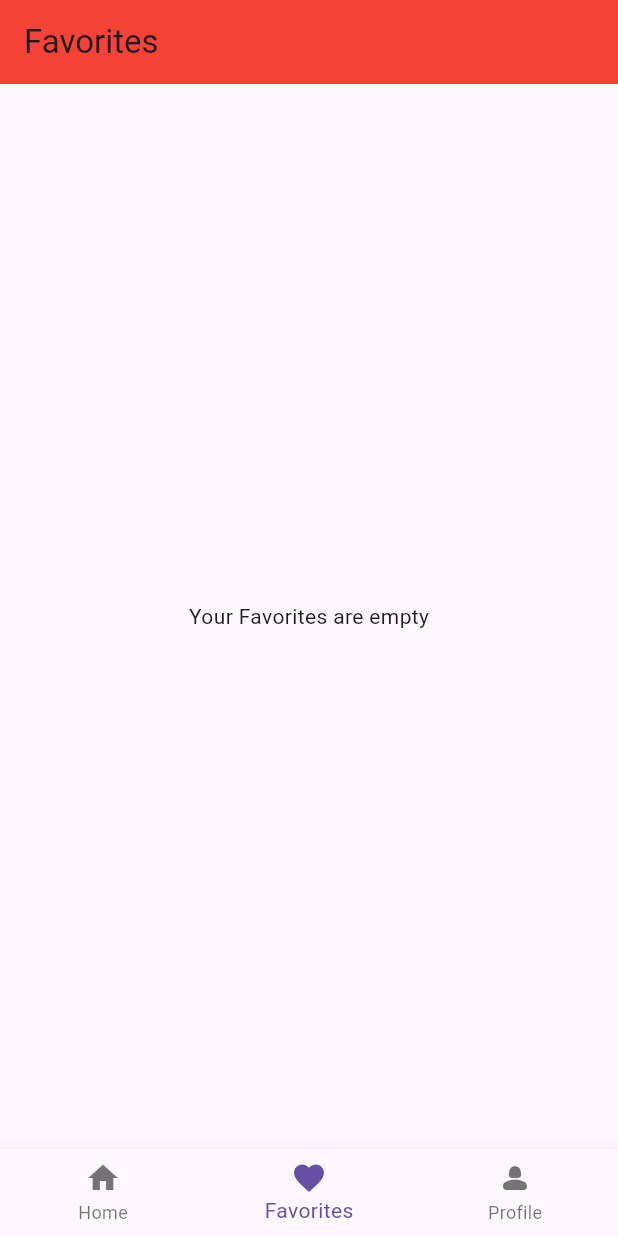
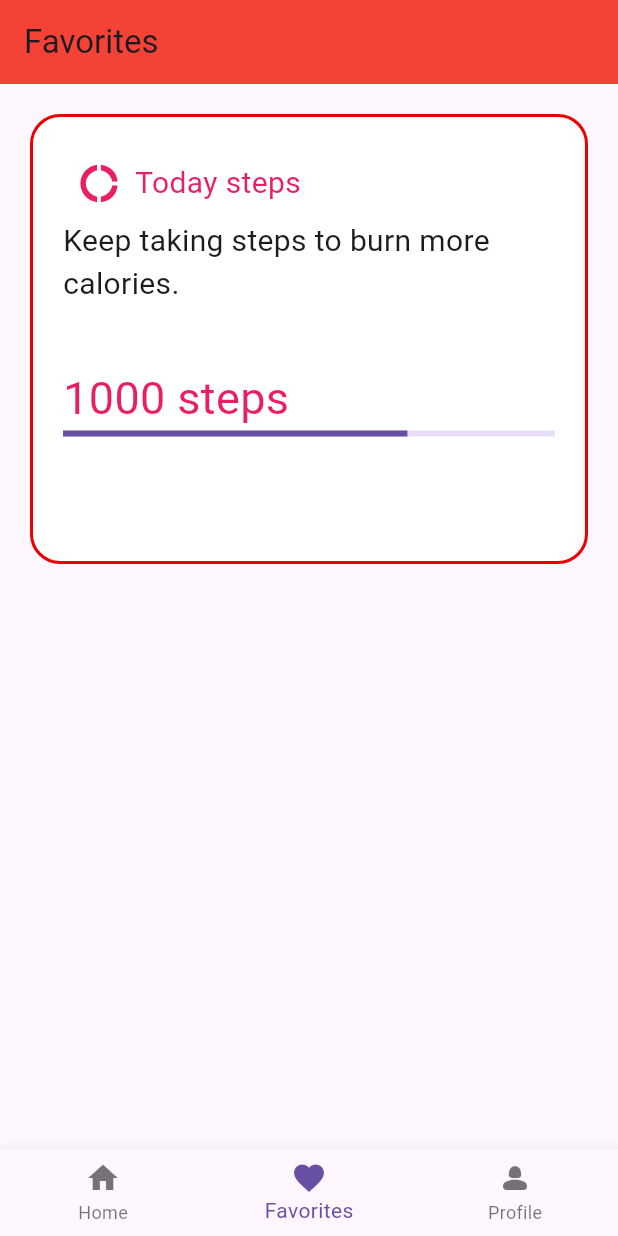
Before and after one commit to Amoako419/Flutter_Semester_Project, a Flutter app: the screen it shows after launch, item 2 of the bottom bar chosen, on a phone screen of 412 x 824 dp. Run offline on Flutter 3.47's test engine with Material 3 defaults, Android fonts, the phone set to English and light mode, and no system bars; our stand-ins replace firebase_core, firebase_messaging, table_calendar; accounts and stored records are empty.

Commit message:
initial commit

```diff
--- a/health_monitor/lib/pages/cycle.dart
+++ b/health_monitor/lib/pages/cycle.dart
@@ -112,7 +112,7 @@ onPressed: () {
   Navigator.push(
     context,
     CupertinoPageRoute(
-      builder: (context) =>  CalendarPage(), // Pass data using constructor
+      builder: (context) =>  MenstrualCycleTracker(), // Pass data using constructor
     ),
   );
 },
--- a/health_monitor/lib/pages/favorite.dart
+++ b/health_monitor/lib/pages/favorite.dart
@@ -13,11 +13,101 @@ class Favorite extends StatelessWidget{
     backgroundColor: Colors.red,
   title: const Text("Favorites"),
 ),
-  body: const Center(
-    child: Text("Your Favorites are empty"),
+  body: Column(
+    children: [
+        _daily(1000),
 
-  ),
+    ],
+  )
 
+  );
+
+
+  }
+
+  Widget _daily(int steps) {
+    return Container(
+      width: double.infinity,
+      height: 300.0,
+      margin: const EdgeInsets.all(20),
+      padding: const EdgeInsets.all(20),
+      decoration: BoxDecoration(
+          border: Border.all(
+              color: Color.fromARGB(255, 237, 0, 0), width: 2.0),
+          borderRadius: BorderRadiusDirectional.circular(20),
+          color: Color.fromARGB(255, 255, 255, 255)),
+      child: Column(
+        children: [
+          Row(children: [
+            IconButton(
+              onPressed: () {},
+              icon: const Icon(Icons.donut_large),
+              color: Colors.pink,
+              iconSize: 30.0,
+            ),
+            Text(
+              "Today steps",
+              style: TextStyle(color: Colors.pink, fontSize: 20.0),
+            ),
+          ]),
+          Text(
+            "Keep taking steps to burn more calories.",
+            style: TextStyle(fontSize: 20.0),
+          ),
+          Padding(padding: EdgeInsets.all(20)),
+          Align(
+            alignment: Alignment.topLeft,
+            child: Text("$steps steps",
+                style: TextStyle(color: Colors.pink, fontSize: 30.0)),
+          ),
+          LinearProgressIndicator(
+            value: 0.7,
+          )
+        ],
+      ),
+    );
+  }
+
+  Widget _yesterday(int steps) {
+    return Container(
+      width: double.infinity,
+      height: 300.0,
+      margin: const EdgeInsets.all(20),
+      padding: const EdgeInsets.all(20),
+      decoration: BoxDecoration(
+          border: Border.all(
+              color: const Color.fromARGB(255, 59, 55, 55), width: 2.0),
+          borderRadius: BorderRadiusDirectional.circular(20),
+          color: const Color.fromARGB(255, 234, 240, 240)),
+      child: Column(
+        children: [
+          Row(children: [
+            IconButton(
+              onPressed: () {},
+              icon: const Icon(Icons.donut_large),
+              color: Colors.pink,
+              iconSize: 30.0,
+            ),
+            Text(
+              "Steps",
+              style: TextStyle(color: Colors.pink, fontSize: 20.0),
+            ),
+          ]),
+          Text(
+            "So far,you are taking more steps than you normally do",
+            style: TextStyle(fontSize: 18.0),
+          ),
+          Padding(padding: EdgeInsets.all(20)),
+          Align(
+            alignment: Alignment.topLeft,
+            child: Text("$steps steps",
+                style: TextStyle(color: Colors.pink, fontSize: 30.0)),
+          ),
+          LinearProgressIndicator(
+            value: 0.7,
+          )
+        ],
+      ),
     );
   }
 }
```
Also changed, not shown: health_monitor/lib/pages/cycletracker.dart (+73 -42 lines).
